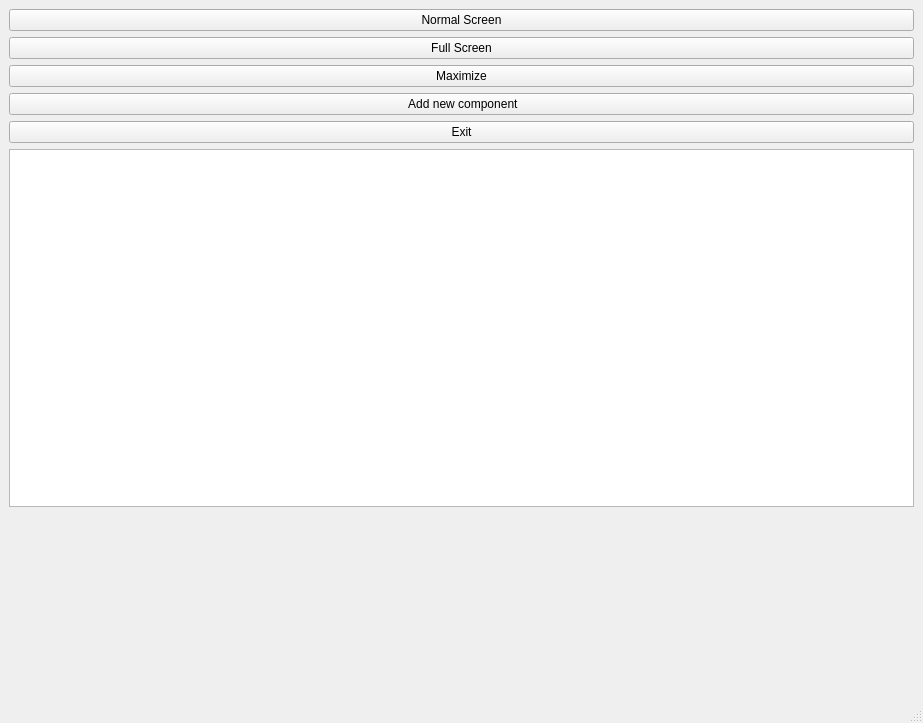
Miketilever/Cantilever, file mainwindow.ui: the form before one commit.
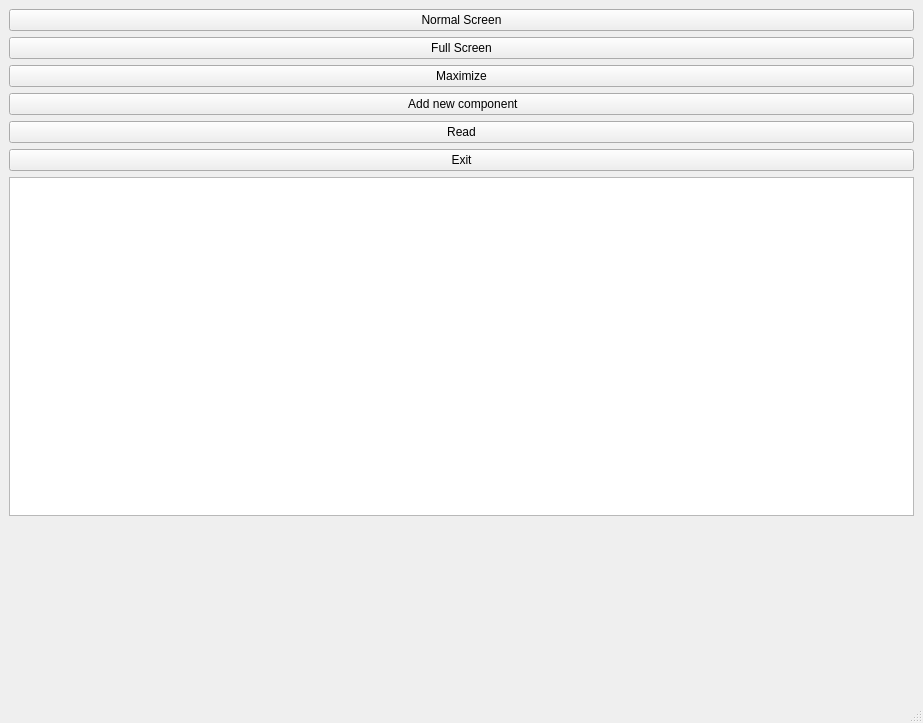
The form after the commit. Custom widgets are drawn as their Qt base class.

What changed in the file:
```diff
--- a/mainwindow.ui
+++ b/mainwindow.ui
@@ -27,13 +27,6 @@
         </property>
        </widget>
       </item>
-      <item row="4" column="0">
-       <widget class="QPushButton" name="pushButtonExit">
-        <property name="text">
-         <string>Exit</string>
-        </property>
-       </widget>
-      </item>
       <item row="3" column="0">
        <widget class="QPushButton" name="pushButtonAdd">
         <property name="text">
@@ -55,6 +48,20 @@
         </property>
        </widget>
       </item>
+      <item row="5" column="0">
+       <widget class="QPushButton" name="pushButtonExit">
+        <property name="text">
+         <string>Exit</string>
+        </property>
+       </widget>
+      </item>
+      <item row="4" column="0">
+       <widget class="QPushButton" name="pushButtonDraw">
+        <property name="text">
+         <string>Read</string>
+        </property>
+       </widget>
+      </item>
      </layout>
     </item>
     <item row="3" column="0" colspan="2">
```
